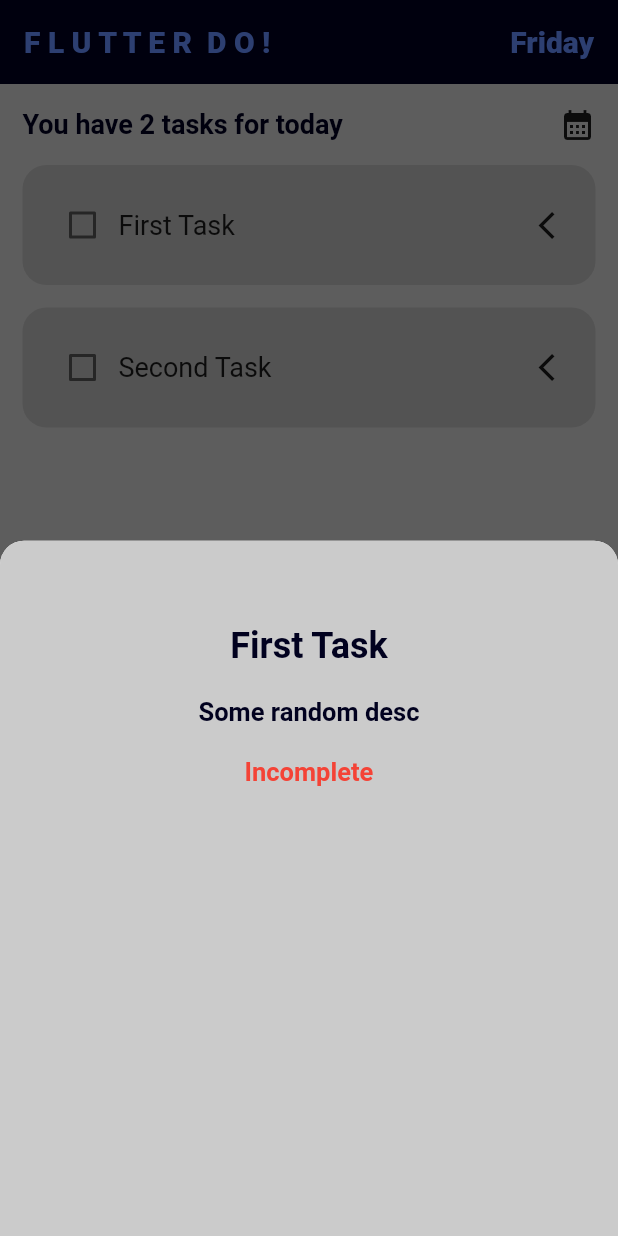
After one commit to OGabrielPereira/FlutterDo, a Flutter app: the screen it shows after launch, after a tap on "First Task", on a phone screen of 412 x 824 dp. The commit adds this screen. Run offline on Flutter 3.47's test engine with Material 2 defaults, Android fonts, the phone set to English and light mode, and no system bars; drawn by our look-alikes of flutter_slidable; our stand-ins replace hive_flutter; accounts and stored records are empty.

Commit message:
App done

```diff
--- a/lib/pages/home_page.dart
+++ b/lib/pages/home_page.dart
@@ -195,6 +195,7 @@ class _HomePageState extends State<HomePage> {
               itemBuilder: (context, index) {
                 return ToDoTile(
                   taskName: db.toDoList[index][0],
+                  taskDescription: db.toDoList[index][1],
                   taskCompleted: db.toDoList[index][2],
                   onChanged: (value) => checkBoxChange(value, index),
                   deleteFunction: (context) => deleteTask(index),
--- /dev/null
+++ b/lib/utils/modal_box.dart
@@ -0,0 +1,90 @@
+import 'package:flutter/material.dart';
+
+class ModalBox extends StatelessWidget {
+
+  final task_name;
+  final task_description;
+  final task_completed;
+
+  ModalBox({
+    super.key,
+    required this.task_name,
+    required this.task_description,
+    required this.task_completed
+  });
+
+  void color(bool completed) {
+    if (completed) {
+      const Color.fromARGB(255, 1, 1, 31);
+    } else {
+      const Color.fromARGB(255, 1, 1, 31);
+    }
+  }
+
+  @override
+  Widget build(BuildContext context) {
+    return Container(
+      //border for container
+      decoration: const BoxDecoration(
+        color: Color.fromARGB(255, 203, 203, 203),
+        borderRadius: BorderRadius.only(
+          topLeft: Radius.circular(16),
+          topRight: Radius.circular(16),
+        ),
+      ),
+      child: Padding(
+        padding: EdgeInsets.fromLTRB(30, AppBar().preferredSize.height, 30, 30),
+
+        child: SizedBox(
+          child: Column(
+            mainAxisAlignment: MainAxisAlignment.spaceBetween,
+            children: [
+              // title
+              Column(
+                children: [
+                  Text(
+                      task_name,
+                      style: const TextStyle(
+                        color: Color.fromARGB(255, 1, 1, 31),
+                        fontSize: 24,
+                        fontWeight: FontWeight.w700,
+                      ),
+                    ),
+
+                  const SizedBox(height: 20),
+
+                  // TASK DESCRIPTION
+
+                  Text(
+                    task_description,
+                    style: const TextStyle(
+                      color: Color.fromARGB(255, 1, 1, 31),
+                      fontSize: 17,
+                      fontWeight: FontWeight.w700,
+                    ),
+                  ),
+
+                  const SizedBox(height: 20),
+
+                  // TASK COMPLETED
+
+                  Text(
+                    task_completed ? "Completed" : "Incomplete",
+                    style: TextStyle(
+                      // change color based on task_completed
+                      color: task_completed ? Colors.green : Colors.red,
+                      fontSize: 17,
+                      fontWeight: FontWeight.w700,
+                    ),
+                  ),
+
+                  ],
+              ),
+
+            ]
+          ),
+        ),
+      ),
+    );
+  }
+}
--- a/lib/utils/todo_tile.dart
+++ b/lib/utils/todo_tile.dart
@@ -1,9 +1,13 @@
 import 'package:flutter/material.dart';
+import 'package:flutter_do/utils/modal_box.dart';
 import 'package:flutter_slidable/flutter_slidable.dart';
+
+import 'modal_dialog_box.dart';
 
 class ToDoTile extends StatelessWidget {
 
   final String taskName;
+  final String taskDescription;
   final bool taskCompleted;
   Function(bool?)? onChanged;
   Function(BuildContext)? deleteFunction;
@@ -12,6 +16,7 @@ class ToDoTile extends StatelessWidget {
   ToDoTile({
     super.key,
     required this.taskName,
+    required this.taskDescription,
     required this.taskCompleted,
     required this.onChanged,
     required this.deleteFunction,
@@ -21,7 +26,23 @@ class ToDoTile extends StatelessWidget {
 
   @override
   Widget build(BuildContext context) {
-    return Padding(
+    return GestureDetector(
+      onTap: () {
+        showModalBottomSheet(
+          context: context,
+          shape: RoundedRectangleBorder(
+            borderRadius: BorderRadius.circular(16.0),
+          ),
+          isScrollControlled: false,
+          builder: (context) => ModalBox(
+            task_name: taskName,
+            task_description: taskDescription,
+            task_completed: taskCompleted
+
+          ),
+        );
+      },
+      child: Padding(
         padding: const EdgeInsets.only(left: 15.0, right: 15.0, top: 15.0),
 
         child: Slidable(
@@ -85,6 +106,7 @@ class ToDoTile extends StatelessWidget {
             ),
           ),
         ),
+      ),
     );
   }
 }
```
Lines whose indentation alone changed are shown as unchanged.
